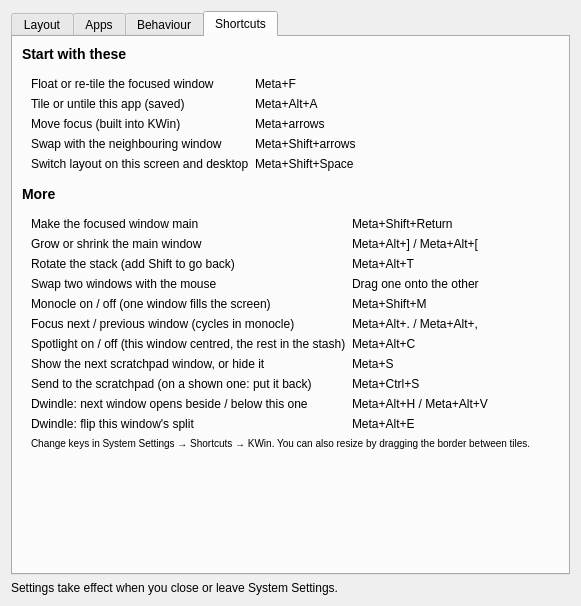
aic0d3r/stacklet, file package/contents/ui/config.ui: the form before one commit.
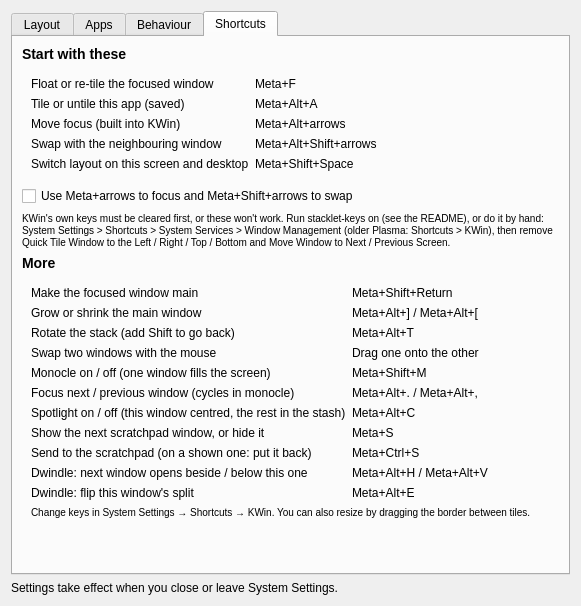
The form after the commit. The open tabs and pages were chosen to show the change. Icons and pictures are not drawn.

Commit message:
Opt-in Meta+arrows (Hyprland style) plus stacklet-keys helper
New "Use Meta+arrows" setting (off by default): Meta+arrows focus, Meta+Shift+arrows swap. Off keeps Meta+Alt+arrows / Meta+Alt+Shift+arrows. KWin's Quick Tile and Move to Screen keys hold those keys and a script can't free them (callDBus can't send typed arrays), so stacklet-keys on|off does it over gdbus. Docs and settings help updated.

What changed in the file:
```diff
--- a/package/contents/ui/config.ui
+++ b/package/contents/ui/config.ui
@@ -501,14 +501,27 @@
       <item row="1" column="0"><widget class="QLabel"><property name="text"><string>Tile or untile this app (saved)</string></property></widget></item>
       <item row="1" column="1"><widget class="QLabel"><property name="text"><string>Meta+Alt+A</string></property></widget></item>
       <item row="2" column="0"><widget class="QLabel"><property name="text"><string>Move focus (built into KWin)</string></property></widget></item>
-      <item row="2" column="1"><widget class="QLabel"><property name="text"><string>Meta+arrows</string></property></widget></item>
+      <item row="2" column="1"><widget class="QLabel"><property name="text"><string>Meta+Alt+arrows</string></property></widget></item>
       <item row="3" column="0"><widget class="QLabel"><property name="text"><string>Swap with the neighbouring window</string></property></widget></item>
-      <item row="3" column="1"><widget class="QLabel"><property name="text"><string>Meta+Shift+arrows</string></property></widget></item>
+      <item row="3" column="1"><widget class="QLabel"><property name="text"><string>Meta+Alt+Shift+arrows</string></property></widget></item>
       <item row="4" column="0"><widget class="QLabel"><property name="text"><string>Switch layout on this screen and desktop</string></property></widget></item>
       <item row="4" column="1"><widget class="QLabel"><property name="text"><string>Meta+Shift+Space</string></property></widget></item>
      </layout>
     </widget>
    </item>
+   <item>
+    <widget class="QCheckBox" name="kcfg_metaArrows">
+     <property name="text"><string>Use Meta+arrows to focus and Meta+Shift+arrows to swap</string></property>
+     <property name="toolTip"><string>The Hyprland way. KWin's Quick Tile and Move to Screen shortcuts use these keys, so clear them first.</string></property>
+    </widget>
+   </item>
+   <item>
+    <widget class="QLabel" name="keysMetaArrowsHelp">
+     <property name="textFormat"><enum>Qt::RichText</enum></property>
+     <property name="wordWrap"><bool>true</bool></property>
+     <property name="text"><string>&lt;small&gt;KWin's own keys must be cleared first, or these won't work. Run stacklet-keys on (see the README), or do it by hand: System Settings &gt; Shortcuts &gt; System Services &gt; Window Management (older Plasma: Shortcuts &gt; KWin), then remove Quick Tile Window to the Left / Right / Top / Bottom and Move Window to Next / Previous Screen.&lt;/small&gt;</string></property>
+    </widget>
+   </item>
    <item>
     <widget class="QLabel" name="keysMoreHeading">
      <property name="textFormat"><enum>Qt::RichText</enum></property>
```
The commit also changes 5 other files.
